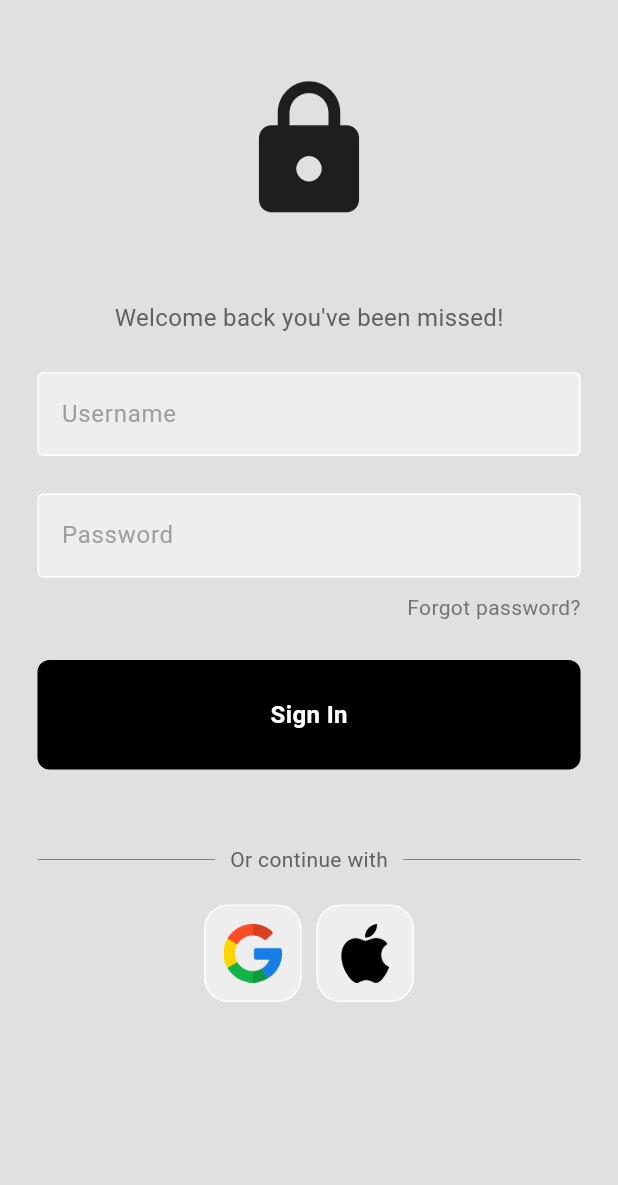
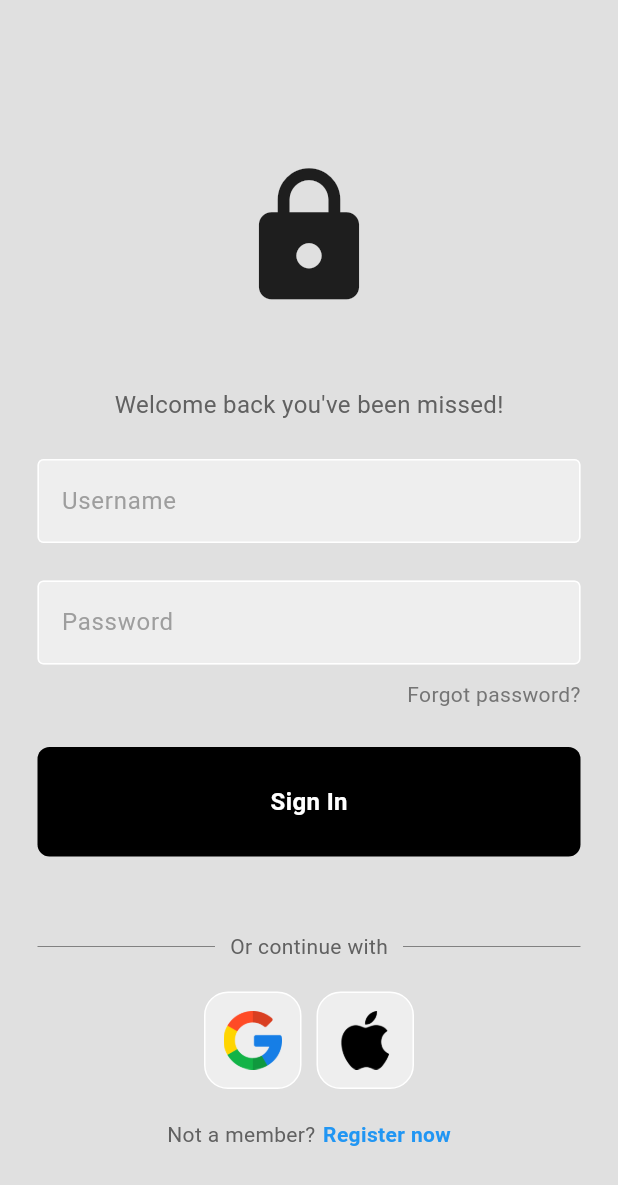
Before and after one commit to Julian1993ARG/flutterLogin, a Flutter app: the screen it shows after launch, on a phone screen of 412 x 824 dp. Shown: the top 1185 px of the screen. Run offline on Flutter 3.47's test engine with Material 3 defaults, Android fonts, the phone set to English and light mode, and no system bars.

Commit message:
register now

```diff
--- a/lib/screens/login_screen.dart/login_screen.dart
+++ b/lib/screens/login_screen.dart/login_screen.dart
@@ -20,6 +20,7 @@ class LoginScreen extends StatelessWidget {
       backgroundColor: Colors.grey[300],
       body: SafeArea(
         child: Column(
+          mainAxisAlignment: MainAxisAlignment.center,
           children: [
             const SizedBox(height: 50),
             // Logo
@@ -95,13 +96,26 @@ class LoginScreen extends StatelessWidget {
                 ],
               ),
             ),
-            SizedBox(height: 20,),
+            const SizedBox(height: 20,),
             const Row(
               mainAxisAlignment: MainAxisAlignment.center,
               children: [
                 SquareTile(imagePath: "lib/images/google.png"),
                 SizedBox(width: 10),
                 SquareTile(imagePath: "lib/images/apple.png"),
+              ],
+            ),
+            const SizedBox(height: 20,),
+            Row(
+              mainAxisAlignment: MainAxisAlignment.center,
+              children: [
+                Text("Not a member?", style: TextStyle(color: Colors.grey[700]),),
+                const SizedBox(width: 5,),
+                const Text("Register now",
+                style: TextStyle(
+                  color: Colors.blue,
+                  fontWeight: FontWeight.bold
+                ),)
               ],
             )
           ],
```
